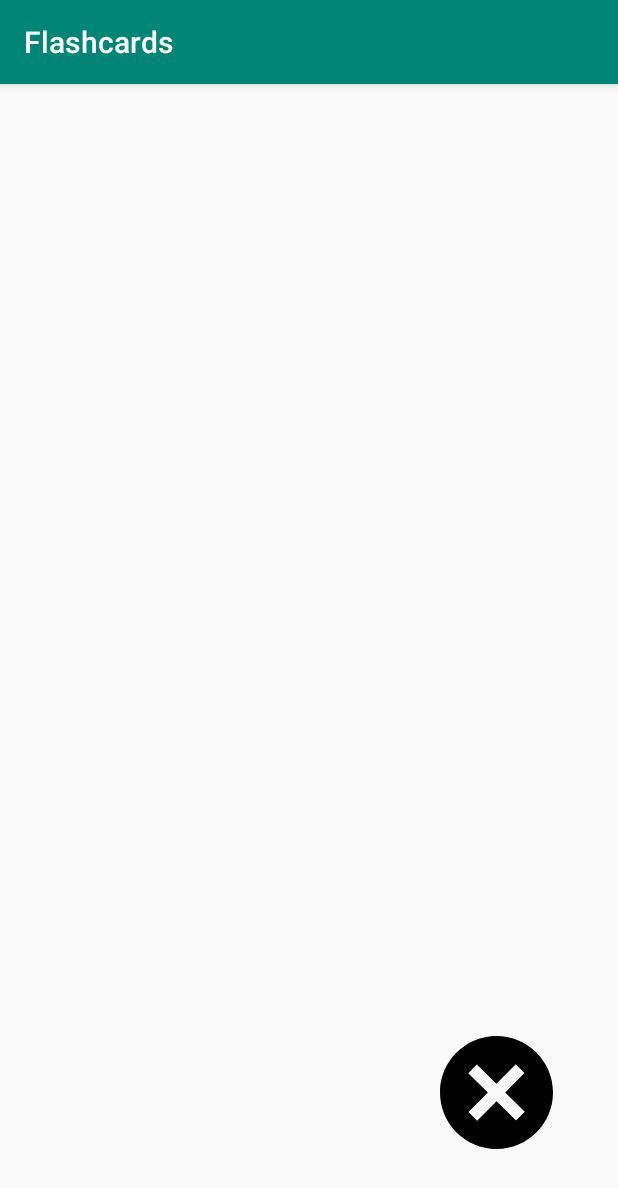
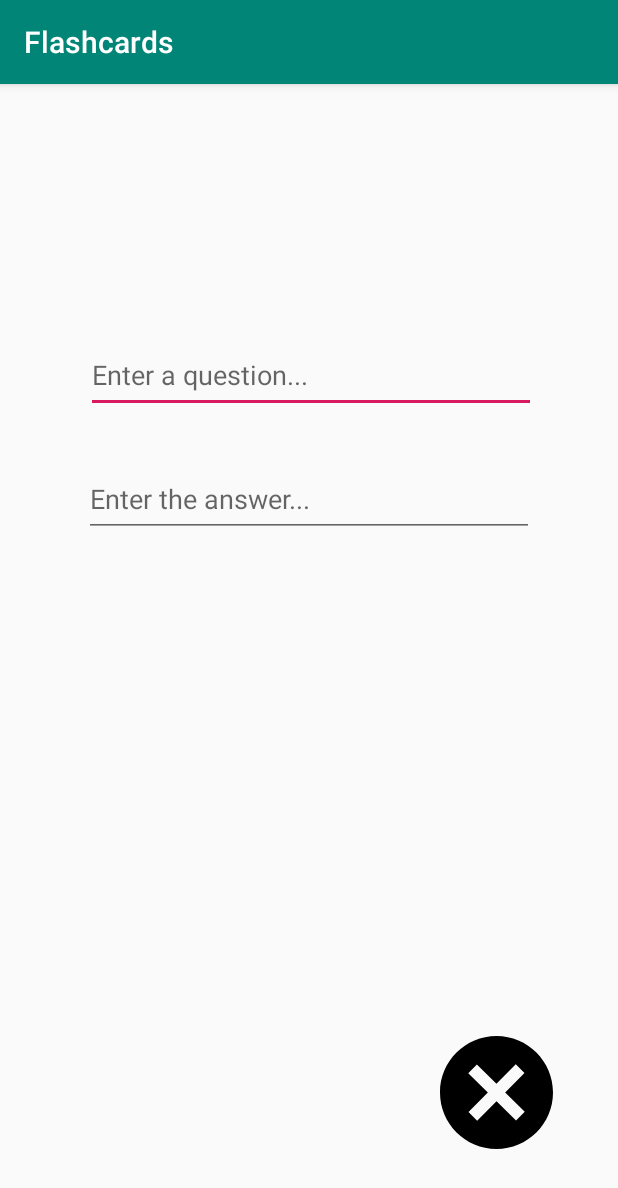
Before and after one commit to AlynMing/Flashcards, an Android app: the AddCardActivity screen opened directly, with no data from a screen before it, on a phone screen of 412 x 824 dp. Shown: the top 1188 px of the screen. Run offline under Robolectric (Android 15) with nearby library versions, the phone set to English and light mode, and no system bars.

Commit message:
Edit Text Fields added and works

```diff
--- a/app/src/main/res/layout/activity_add_card.xml
+++ b/app/src/main/res/layout/activity_add_card.xml
@@ -17,4 +17,21 @@
         android:id="@+id/cancelButton"
         />
 
+    <EditText
+        android:layout_width="300dp"
+        android:layout_height="50dp"
+        android:layout_alignParentStart="true"
+        android:layout_alignParentTop="true"
+        android:layout_centerHorizontal="true"
+        android:layout_marginStart="57dp"
+        android:layout_marginTop="169dp"
+        android:hint="Enter a question..." />
+
+    <EditText
+        android:layout_width="300dp"
+        android:layout_height="50dp"
+        android:layout_centerHorizontal="true"
+        android:layout_marginTop="252dp"
+        android:hint="Enter the answer..." />
+
 </RelativeLayout>
```
